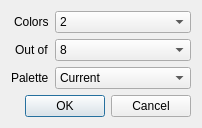
Above: src/quantizedialog.ui from Vesuri/excellence before the change. Below: the same form after it.
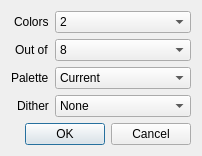
That is the form after the change.

Patch:
```diff
--- a/src/quantizedialog.ui
+++ b/src/quantizedialog.ui
@@ -7,7 +7,7 @@
     <x>0</x>
     <y>0</y>
     <width>202</width>
-    <height>126</height>
+    <height>154</height>
    </rect>
   </property>
   <property name="windowTitle">
@@ -73,6 +73,20 @@
        <item><property name="text"><string>Optimal</string></property></item>
       </widget>
      </item>
+     <item row="3" column="0">
+      <widget class="QLabel" name="labelDither">
+       <property name="text">
+        <string>Dither</string>
+       </property>
+      </widget>
+     </item>
+     <item row="3" column="1">
+      <widget class="QComboBox" name="comboBoxDither">
+       <item><property name="text"><string>None</string></property></item>
+       <item><property name="text"><string>Floyd-Steinberg</string></property></item>
+       <item><property name="text"><string>Pattern</string></property></item>
+      </widget>
+     </item>
     </layout>
    </item>
    <item>
```
